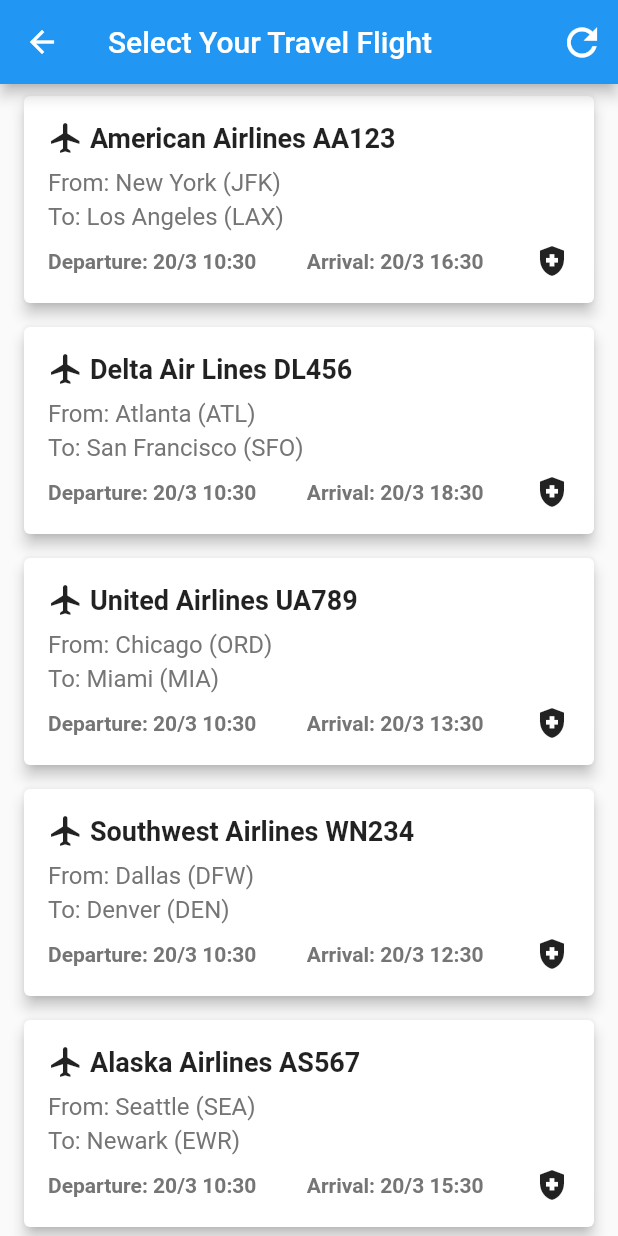
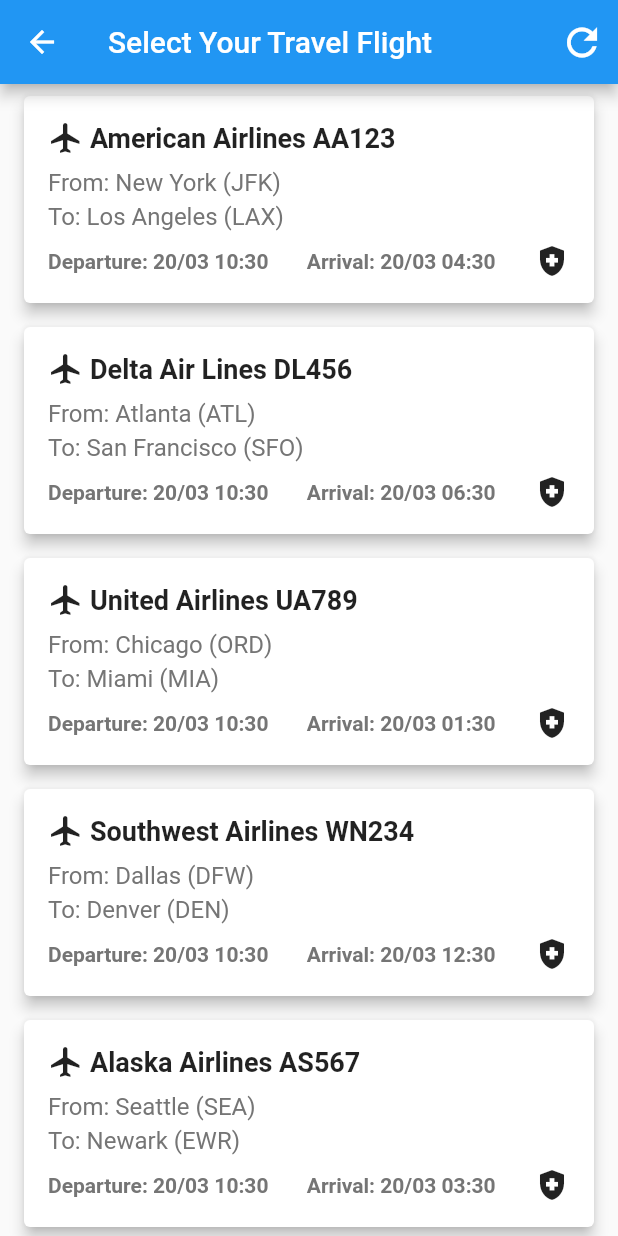
Before and after one commit to ftec5520-sit/ftec5520_client, a Flutter app: the screen it shows after launch, after a tap on the "health and safety" icon, on a phone screen of 412 x 824 dp. Run offline on Flutter 3.47's test engine with Material 2 defaults, Android fonts, the phone set to English and light mode, and no system bars; missing offline and left inert: web3dart.

Commit message:
no message

```diff
--- a/lib/app/wallet/wallet.dart
+++ b/lib/app/wallet/wallet.dart
@@ -32,14 +32,18 @@
   @override
   Widget build(BuildContext context) {
     return Card(
+      // margin: const EdgeInsets.symmetric(horizontal: 16.0),
       child: Column(
         children: [
           const SizedBox(
-            height: 8,
+            height: 16,
           ),
           Row(
             mainAxisAlignment: MainAxisAlignment.start,
             children: [
+              const SizedBox(
+                width: 12,
+              ),
               const Icon(
                 Icons.account_balance_wallet,
                 size: 40,
@@ -63,13 +67,13 @@
             ],
           ),
           const SizedBox(
-            height: 24,
+            height: 30,
           ),
           Row(
-            mainAxisAlignment: MainAxisAlignment.spaceBetween,
+            mainAxisAlignment: MainAxisAlignment.start,
             children: [
               Padding(
-                padding: const EdgeInsets.only(left: 6),
+                padding: const EdgeInsets.only(left: 16),
                 child: Text(_accountAddress ?? '-',
                     style: const TextStyle(
                       color: Colors.grey,
--- a/lib/data/data_source/web3_datasource.dart
+++ b/lib/data/data_source/web3_datasource.dart
@@ -37,8 +37,8 @@
 
   Future<String> getAccountAddress() async {
     var credentials = EthPrivateKey.fromHex(_key);
-    print('getAccountAddress ${credentials.extractAddress().hashCode}');
-    return credentials.extractAddress().then((value) => value.hex);
+    print('getAccountAddress ${credentials.address}');
+    return credentials.address.hex;
   }
 
   Future<double> getBalance() async {
@@ -65,7 +65,12 @@
     final factory =
         TravelInsuranceFactory(address: _address, client: _web3Client);
 
-    return factory.getDeployedInsurances().then((value) {
+    final function = factory.self.abi.functions[3];
+    return _web3Client.call(
+        sender: _credentials.address,
+        contract: factory.self,
+        function: function,
+        params: []).then((value) {
       print('getDeployedInsurances value:${value}');
       return [];
     });
@@ -75,12 +80,12 @@
     final factory =
         TravelInsuranceFactory(address: _address, client: _web3Client);
 
-    // final vv = await factory.getDeployedInsurances().then((value) {
-    //   print('getDeployedInsurances value:${value}');
-    //   return value;
-    // });
-
-    return factory.getMyInsurances().then((value) {
+    final function = factory.self.abi.functions[5];
+    return _web3Client.call(
+        sender: _credentials.address,
+        contract: factory.self,
+        function: function,
+        params: []).then((value) {
       print('getMyInsurances value:${value}');
       return value;
     });
--- a/lib/domain/entities/flight.dart
+++ b/lib/domain/entities/flight.dart
@@ -1,3 +1,5 @@
+import 'package:intl/intl.dart';
+
 class Flight {
   final String id;
   final String airline;
@@ -8,19 +10,11 @@
   final DateTime arrivalTime;
 
   String get departureTimeFormatted {
-    final month = departureTime.month;
-    final day = departureTime.day;
-    final hour = departureTime.hour;
-    final minute = departureTime.minute;
-    return '$day/$month $hour:$minute';
+    return DateFormat('dd/MM hh:mm').format(departureTime);
   }
 
   String get arrivalTimeFormatted {
-    final month = departureTime.month;
-    final day = departureTime.day;
-    final hour = arrivalTime.hour;
-    final minute = arrivalTime.minute;
-    return '$day/$month $hour:$minute';
+    return DateFormat('dd/MM hh:mm').format(arrivalTime);
   }
 
   Flight({
@@ -32,21 +26,4 @@
     required this.departureTime,
     required this.arrivalTime,
   });
-
-  // factory Flight.fromJson(Map<String, dynamic> json) {
-  //   return Flight(
-  //     id: json['id'],
-  //     airline: json['airline'],
-  //     flightNumber: json['flightNumber'],
-  //     departureAirport: json['departureAirport'],
-  //     arrivalAirport: json['arrivalAirport'],
-  //     departureTime: json['departureTime'],
-  //     arrivalTime: json['arrivalTime'],
-  //     aircraft: json['aircraft'],
-  //     status: json['status'],
-  //     terminal: json['terminal'],
-  //     gate: json['gate'],
-  //     baggage: json['baggage'],
-  //   );
-  // }
 }
--- a/lib/domain/entities/insurance_contract.dart
+++ b/lib/domain/entities/insurance_contract.dart
@@ -1,15 +1,21 @@
+import 'package:intl/intl.dart';
+
 class InsuranceContract {
   String address;
   int templateId;
   String templateName;
   String flightNumber;
-  int departureTime;
+  DateTime departureTime;
   String insurer;
   String insured;
   double premium;
   double payoutAmount;
   bool isActive;
   bool isPaidOut;
+
+  String get departureTimeFormatted {
+    return DateFormat('dd/MM hh:mm').format(departureTime);
+  }
 
   InsuranceContract({
     required this.address,
@@ -24,4 +30,6 @@
     required this.isActive,
     required this.isPaidOut,
   });
+
+
 }
--- a/pubspec.yaml
+++ b/pubspec.yaml
@@ -37,6 +37,7 @@
   cupertino_icons: ^1.0.2
   web3dart: ^2.6.1
   http: ^0.13.5
+  intl: ^0.18.0
 
 dev_dependencies:
   build_runner: ^2.1.4
```
Also changed, not shown: lib/app/contract/insurance_contract_card.dart (+37 -3 lines), lib/app/contract/purchased_contract_list.dart (+5 -5 lines), lib/data/repositories/ethereum_insurance_contract/web3_insurance_contract_repo.dart (+26 -12 lines), pubspec.lock.
